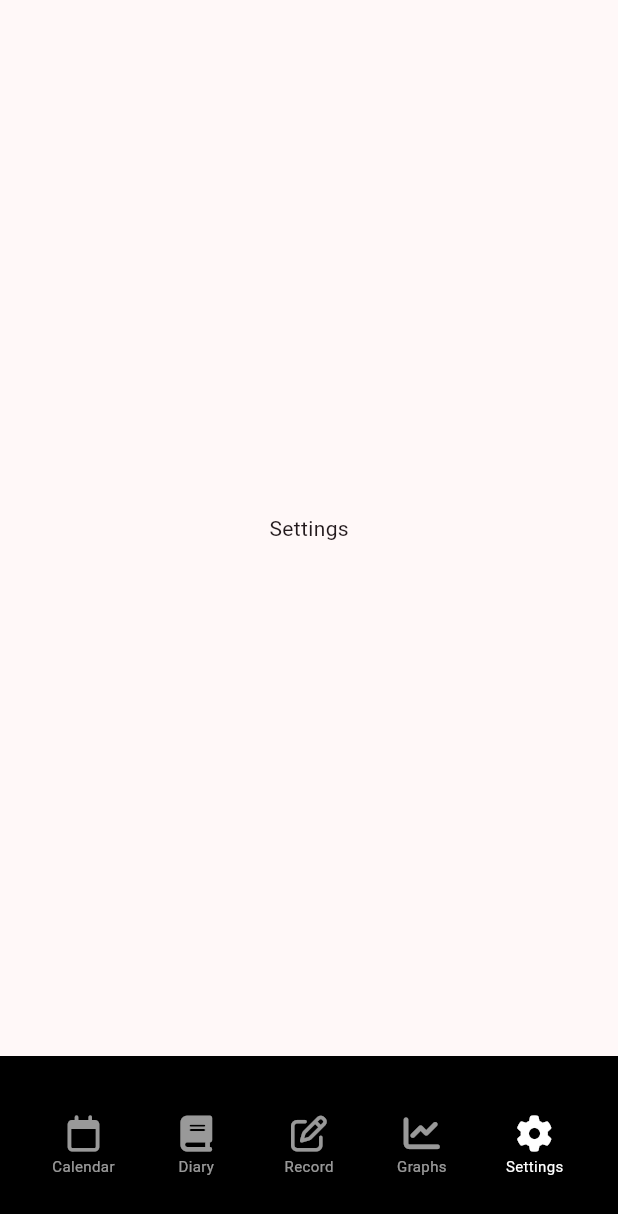
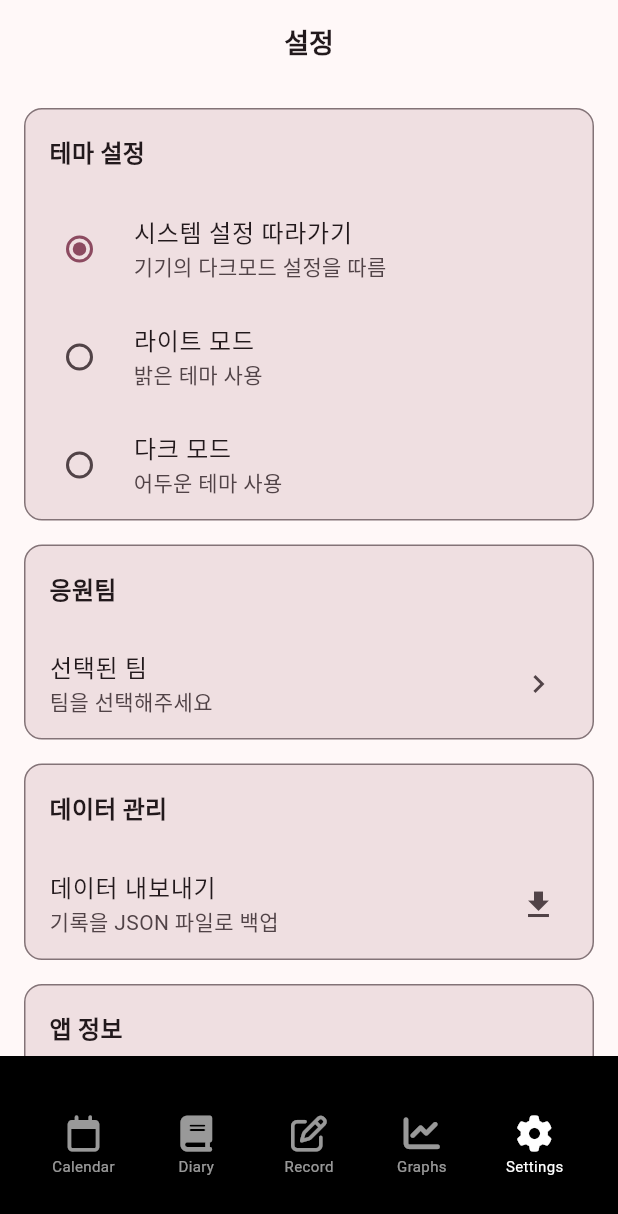
Before and after one commit to seoyeong6/baseball_diary2, a Flutter app: the MainNavigationScreen screen opened directly, item 5 of the bottom bar chosen, on a phone screen of 412 x 824 dp. Shown: the top 1214 px of the screen. Run offline on Flutter 3.47's test engine with Material 3 defaults, Android fonts, the phone set to English and light mode, and no system bars; our stand-ins replace font_awesome_flutter, image_picker, share_plus, shared_preferences, table_calendar; accounts and stored records are empty.

Commit message:
feat: 설정 화면 및 테마 시스템 구현
- 설정 화면 기본 구조 생성 (SettingsScreen)
- 테마 컨트롤러 구현으로 라이트/다크 모드 지원
- 선호 팀 설정 기능
- 데이터 내보내기 기능 (share_plus 패키지 사용)
- 앱 정보 표시 기능
- 태스크 상태 업데이트 (설정 관련 태스크들 완료)

🤖 Generated with [Claude Code](https://claude.ai/code)

Co-Authored-By: Claude <noreply@anthropic.com>

```diff
--- a/lib/main_navigation_screen.dart
+++ b/lib/main_navigation_screen.dart
@@ -4,6 +4,7 @@ import 'package:baseball_diary2/widgets/nav_tab.dart';
 import 'package:baseball_diary2/home_screen/home_screen.dart';
 import 'package:baseball_diary2/screens/calendar_screen.dart';
 import 'package:baseball_diary2/screens/record_screen.dart';
+import 'package:baseball_diary2/screens/settings_screen.dart';
 
 class MainNavigationScreen extends StatefulWidget {
   const MainNavigationScreen({super.key});
@@ -20,7 +21,7 @@ class _MainNavigationScreenState extends State<MainNavigationScreen> {
     Center(child: Text('Recent Diary Entries')),
     const RecordScreen(),
     Center(child: Text('Graphs')),
-    Center(child: Text('Settings')),
+    const SettingsScreen(),
   ];
 
   void _onTap(int index) {
--- /dev/null
+++ b/lib/screens/settings_screen.dart
@@ -0,0 +1,296 @@
+import 'package:flutter/material.dart';
+import 'package:provider/provider.dart';
+import 'package:path_provider/path_provider.dart';
+import 'package:share_plus/share_plus.dart';
+import 'dart:convert';
+import 'dart:io';
+import '../services/team_selection_helper.dart';
+import '../services/diary_service.dart';
+import '../models/team.dart';
+import '../controllers/theme_controller.dart';
+import 'team_selection_screen.dart';
+
+class SettingsScreen extends StatefulWidget {
+  const SettingsScreen({super.key});
+
+  @override
+  State<SettingsScreen> createState() => _SettingsScreenState();
+}
+
+class _SettingsScreenState extends State<SettingsScreen> {
+  Team? _selectedTeam;
+  bool _isLoading = true;
+
+  @override
+  void initState() {
+    super.initState();
+    _loadSettings();
+  }
+
+  Future<void> _loadSettings() async {
+    try {
+      final team = await TeamSelectionHelper.getSelectedTeam();
+      setState(() {
+        _selectedTeam = team;
+        _isLoading = false;
+      });
+    } catch (e) {
+      debugPrint('Error loading settings: $e');
+      setState(() {
+        _isLoading = false;
+      });
+    }
+  }
+
+  Future<void> _changeTeam() async {
+    final result = await Navigator.push(
+      context,
+      MaterialPageRoute(
+        builder: (context) => TeamSelectionScreen(
+          onTeamSelected: (team) async {
+            await TeamSelectionHelper.saveSelectedTeam(team);
+            setState(() {
+              _selectedTeam = team;
+            });
+          },
+        ),
+      ),
+    );
+
+    if (result != null) {
+      _loadSettings();
+    }
+  }
+
+  Future<void> _exportData() async {
+    try {
+      setState(() {
+        _isLoading = true;
+      });
+
+      final diaryService = DiaryService();
+      await diaryService.initialize();
+
+      final backupData = await diaryService.createDataBackup();
+      final jsonString = const JsonEncoder.withIndent('  ').convert(backupData);
+
+      final directory = await getApplicationDocumentsDirectory();
+      final timestamp = DateTime.now().toIso8601String().replaceAll(':', '-');
+      final fileName = 'baseball_diary_backup_$timestamp.json';
+      final filePath = '${directory.path}/$fileName';
+
+      final file = File(filePath);
+      await file.writeAsString(jsonString);
+
+      await Share.shareXFiles(
+        [XFile(filePath)],
+        text: '야구 다이어리 백업 데이터',
+        subject: '야구 다이어리 데이터 백업',
+      );
+
+      if (mounted) {
+        ScaffoldMessenger.of(context).showSnackBar(
+          const SnackBar(
+            content: Text('데이터가 성공적으로 내보내졌습니다'),
+            duration: Duration(seconds: 2),
+          ),
+        );
+      }
+    } catch (e) {
+      debugPrint('Export error: $e');
+      if (mounted) {
+        ScaffoldMessenger.of(context).showSnackBar(
+          SnackBar(
+            content: Text('데이터 내보내기에 실패했습니다: $e'),
+            duration: const Duration(seconds: 3),
+          ),
+        );
+      }
+    } finally {
+      if (mounted) {
+        setState(() {
+          _isLoading = false;
+        });
+      }
+    }
+  }
+
+  @override
+  Widget build(BuildContext context) {
+    final theme = Theme.of(context);
+
+    if (_isLoading) {
+      return const Scaffold(
+        body: Center(
+          child: CircularProgressIndicator(),
+        ),
+      );
+    }
+
+    return Scaffold(
+      backgroundColor: theme.scaffoldBackgroundColor,
+      appBar: AppBar(
+        title: const Text(
+          '설정',
+          style: TextStyle(
+            fontSize: 18,
+            fontWeight: FontWeight.bold,
+          ),
+        ),
+        centerTitle: true,
+        backgroundColor: Colors.transparent,
+        elevation: 0,
+      ),
+      body: ListView(
+        padding: const EdgeInsets.all(16),
+        children: [
+          // 테마 설정
+          _buildSettingCard(
+            context,
+            title: '테마 설정',
+            children: [
+              Consumer<ThemeController>(
+                builder: (context, themeController, child) {
+                  return Column(
+                    children: [
+                      RadioListTile<ThemeMode>(
+                        title: const Text('시스템 설정 따라가기'),
+                        subtitle: const Text('기기의 다크모드 설정을 따름'),
+                        value: ThemeMode.system,
+                        groupValue: themeController.themeMode,
+                        onChanged: (value) {
+                          if (value != null) {
+                            themeController.setThemeMode(value);
+                          }
+                        },
+                      ),
+                      RadioListTile<ThemeMode>(
+                        title: const Text('라이트 모드'),
+                        subtitle: const Text('밝은 테마 사용'),
+                        value: ThemeMode.light,
+                        groupValue: themeController.themeMode,
+                        onChanged: (value) {
+                          if (value != null) {
+                            themeController.setThemeMode(value);
+                          }
+                        },
+                      ),
+                      RadioListTile<ThemeMode>(
+                        title: const Text('다크 모드'),
+                        subtitle: const Text('어두운 테마 사용'),
+                        value: ThemeMode.dark,
+                        groupValue: themeController.themeMode,
+                        onChanged: (value) {
+                          if (value != null) {
+                            themeController.setThemeMode(value);
+                          }
+                        },
+                      ),
+                    ],
+                  );
+                },
+              ),
+            ],
+          ),
+
+          const SizedBox(height: 16),
+
+          // 팀 설정
+          _buildSettingCard(
+            context,
+            title: '응원팀',
+            children: [
+              ListTile(
+                title: const Text('선택된 팀'),
+                subtitle: Text(_selectedTeam?.name ?? '팀을 선택해주세요'),
+                trailing: Row(
+                  mainAxisSize: MainAxisSize.min,
+                  children: [
+                    if (_selectedTeam != null)
+                      Container(
+                        width: 24,
+                        height: 24,
+                        decoration: BoxDecoration(
+                          color: _selectedTeam!.primaryColor,
+                          shape: BoxShape.circle,
+                        ),
+                      ),
+                    const SizedBox(width: 8),
+                    const Icon(Icons.chevron_right),
+                  ],
+                ),
+                onTap: _changeTeam,
+              ),
+            ],
+          ),
+
+          const SizedBox(height: 16),
+
+          // 데이터 관리
+          _buildSettingCard(
+            context,
+            title: '데이터 관리',
+            children: [
+              ListTile(
+                title: const Text('데이터 내보내기'),
+                subtitle: const Text('기록을 JSON 파일로 백업'),
+                trailing: const Icon(Icons.download),
+                onTap: _exportData,
+              ),
+            ],
+          ),
+
+          const SizedBox(height: 16),
+
+          // 앱 정보
+          _buildSettingCard(
+            context,
+            title: '앱 정보',
+            children: [
+              const ListTile(
+                title: Text('버전'),
+                subtitle: Text('1.0.0'),
+                trailing: Icon(Icons.info_outline),
+              ),
+              const ListTile(
+                title: Text('개발자'),
+                subtitle: Text('Baseball Diary Team'),
+                trailing: Icon(Icons.person_outline),
+              ),
+            ],
+          ),
+        ],
+      ),
+    );
+  }
+
+  Widget _buildSettingCard(BuildContext context, {
+    required String title,
+    required List<Widget> children,
+  }) {
+    final theme = Theme.of(context);
+
+    return Container(
+      decoration: BoxDecoration(
+        color: theme.colorScheme.surfaceContainerHighest,
+        borderRadius: BorderRadius.circular(12),
+        border: Border.all(color: theme.dividerColor),
+      ),
+      child: Column(
+        crossAxisAlignment: CrossAxisAlignment.start,
+        children: [
+          Padding(
+            padding: const EdgeInsets.all(16),
+            child: Text(
+              title,
+              style: theme.textTheme.titleMedium?.copyWith(
+                fontWeight: FontWeight.bold,
+              ),
+            ),
+          ),
+          ...children,
+        ],
+      ),
+    );
+  }
+}
--- a/pubspec.yaml
+++ b/pubspec.yaml
@@ -41,6 +41,8 @@ dependencies:
   provider: ^6.1.1
   image_picker: ^1.0.4
   path_provider: ^2.1.1
+  path: ^1.9.1
+  share_plus: ^11.1.0
 dev_dependencies:
   flutter_test:
     sdk: flutter
```
Also changed, not shown: lib/controllers/theme_controller.dart (added, +63 -0 lines), lib/main.dart (+16 -8 lines), .taskmaster/tasks/tasks.json, pubspec.lock, 6 other files.
